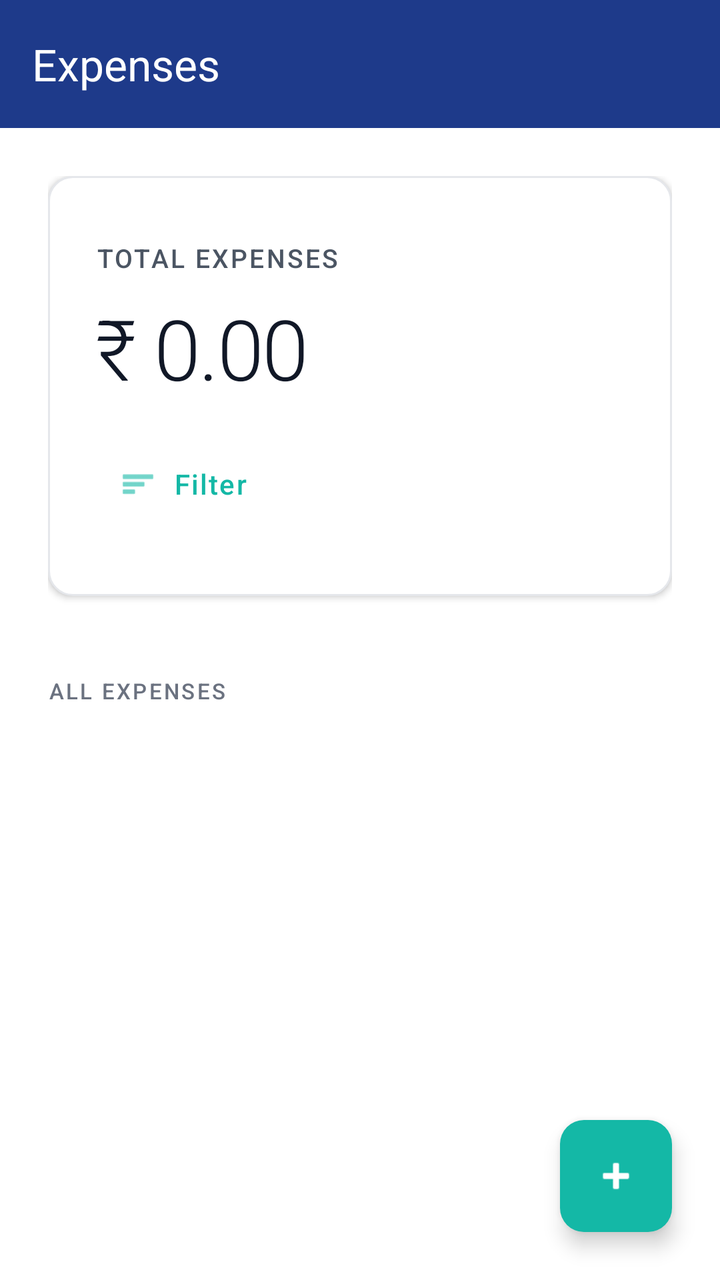
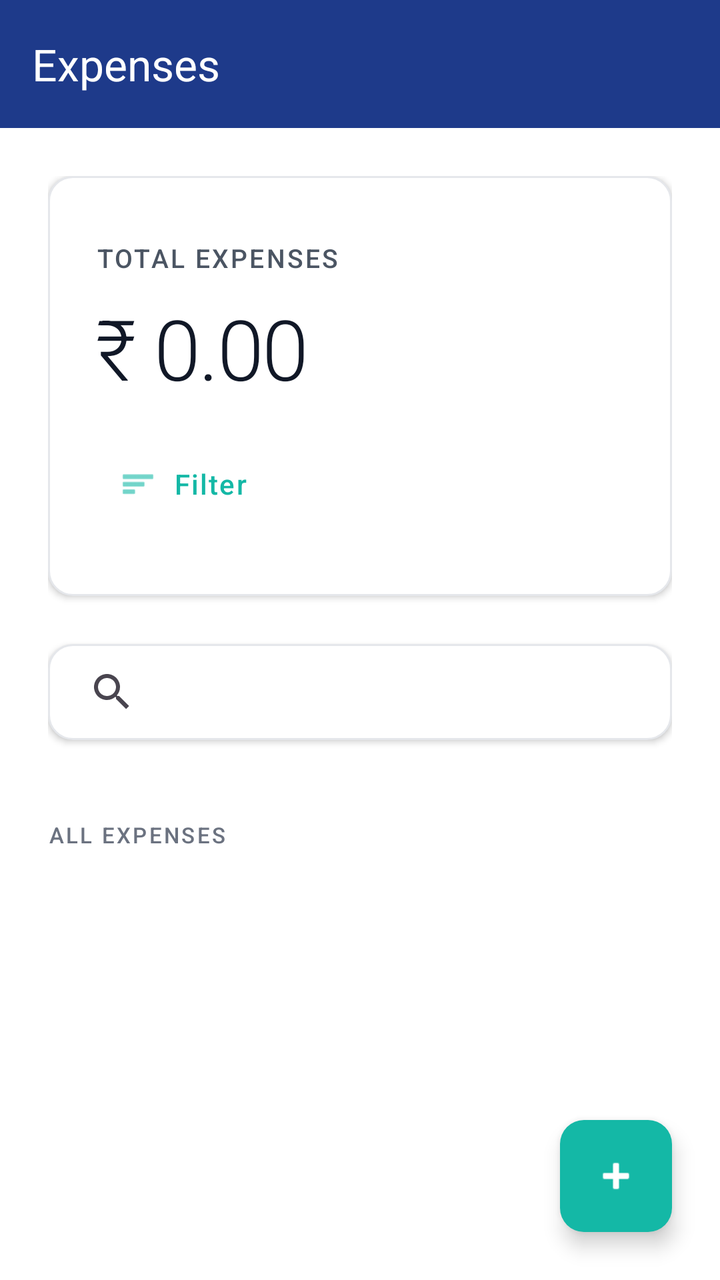

Screens rendered from an Android XML layout before and after an edit, with the pre-edit source and the edit as a unified diff.
<!-- AndroidManifest.xml: application theme Theme.ExpenseTracker.Timeless -->
<!-- res/layout/activity_main.xml -->
<?xml version="1.0" encoding="utf-8"?>
<androidx.coordinatorlayout.widget.CoordinatorLayout xmlns:android="http://schemas.android.com/apk/res/android"
    xmlns:app="http://schemas.android.com/apk/res-auto"
    android:layout_width="match_parent"
    android:layout_height="match_parent"
    android:background="@color/light_background">

    
    <com.google.android.material.appbar.AppBarLayout
        android:id="@+id/appBar"
        android:layout_width="match_parent"
        android:layout_height="wrap_content"
        android:background="@color/navy_primary"
        android:elevation="4dp"
        app:elevation="4dp">

        <com.google.android.material.appbar.MaterialToolbar
            android:id="@+id/toolbar"
            android:layout_width="match_parent"
            android:layout_height="?attr/actionBarSize"
            android:background="@color/navy_primary"
            app:title="Expenses"
            app:titleTextColor="@color/white" />

    </com.google.android.material.appbar.AppBarLayout>

    
    <androidx.core.widget.NestedScrollView
        android:layout_width="match_parent"
        android:layout_height="match_parent"
        android:fillViewport="true"
        android:scrollbars="vertical"
        android:scrollbarStyle="outsideOverlay"
        android:scrollbarThumbVertical="@color/teal_accent"
        android:scrollbarSize="4dp"
        android:fadeScrollbars="false"
        app:layout_behavior="@string/appbar_scrolling_view_behavior">

        <LinearLayout
            android:layout_width="match_parent"
            android:layout_height="wrap_content"
            android:orientation="vertical"
            android:padding="24dp">

            
            <LinearLayout
                android:layout_width="match_parent"
                android:layout_height="wrap_content"
                android:orientation="vertical"
                android:paddingVertical="32dp"
                android:paddingHorizontal="24dp"
                android:background="@drawable/timeless_card_bg"
                android:elevation="2dp">

                <TextView
                    android:layout_width="wrap_content"
                    android:layout_height="wrap_content"
                    android:text="Total Expenses"
                    android:textSize="13sp"
                    android:textColor="@color/timeless_text_secondary"
                    android:letterSpacing="0.08"
                    android:fontFamily="sans-serif-medium"
                    android:textAllCaps="true" />

                <TextView
                    android:id="@+id/tvTotalAmount"
                    android:layout_width="wrap_content"
                    android:layout_height="wrap_content"
                    android:text="₹ 0.00"
                    android:textSize="42sp"
                    android:textColor="@color/timeless_text_primary"
                    android:fontFamily="sans-serif-light"
                    android:letterSpacing="-0.02"
                    android:layout_marginTop="8dp" />

                
                <com.google.android.material.button.MaterialButton
                    android:id="@+id/btnFilter"
                    style="@style/Widget.Material3.Button.TextButton"
                    android:layout_width="wrap_content"
                    android:layout_height="48dp"
                    android:text="Filter"
                    android:textColor="@color/teal_accent"
                    android:textSize="14sp"
                    android:letterSpacing="0.05"
                    android:fontFamily="sans-serif-medium"
                    app:icon="@android:drawable/ic_menu_sort_by_size"
                    app:iconTint="@color/teal_accent"
                    app:iconGravity="start"
                    app:iconPadding="8dp"
                    app:rippleColor="@color/teal_light"
                    android:layout_marginTop="16dp" />

            </LinearLayout>

            
            <TextView
                android:id="@+id/tvExpensesHeader"
                android:layout_width="wrap_content"
                android:layout_height="wrap_content"
                android:text="All Expenses"
                android:textSize="11sp"
                android:textColor="@color/timeless_text_tertiary"
                android:letterSpacing="0.1"
                android:fontFamily="sans-serif-medium"
                android:textAllCaps="true"
                android:layout_marginTop="40dp"
                android:layout_marginBottom="16dp" />

            
            <TextView
                android:id="@+id/tvEmpty"
                android:layout_width="match_parent"
                android:layout_height="wrap_content"
                android:text="No expenses yet"
                android:textSize="15sp"
                android:textColor="@color/timeless_text_tertiary"
                android:fontFamily="sans-serif"
                android:gravity="center"
                android:padding="48dp"
                android:visibility="gone" />

            
            <androidx.recyclerview.widget.RecyclerView
                android:id="@+id/recyclerView"
                android:layout_width="match_parent"
                android:layout_height="wrap_content"
                android:clipToPadding="false"
                android:nestedScrollingEnabled="false"
                android:scrollbars="vertical"
                android:scrollbarStyle="outsideOverlay"
                android:scrollbarThumbVertical="@color/teal_accent"
                android:scrollbarSize="4dp"
                android:fadeScrollbars="false" />

            
            <com.google.android.material.card.MaterialCardView
                android:id="@+id/layoutCategorySummary"
                android:layout_width="match_parent"
                android:layout_height="wrap_content"
                android:layout_marginTop="24dp"
                android:visibility="gone"
                app:cardBackgroundColor="@color/timeless_off_white"
                app:cardCornerRadius="12dp"
                app:cardElevation="0dp"
                app:strokeWidth="0dp">

                <LinearLayout
                    android:layout_width="match_parent"
                    android:layout_height="wrap_content"
                    android:orientation="vertical"
                    android:padding="20dp">

                    <TextView
                        android:layout_width="wrap_content"
                        android:layout_height="wrap_content"
                        android:text="Summary by Category"
                        android:textSize="11sp"
                        android:textColor="@color/timeless_text_tertiary"
                        android:letterSpacing="0.1"
                        android:fontFamily="sans-serif-medium"
                        android:textAllCaps="true"
                        android:layout_marginBottom="16dp" />

                    <androidx.recyclerview.widget.RecyclerView
                        android:id="@+id/rvCategorySummary"
                        android:layout_width="match_parent"
                        android:layout_height="wrap_content"
                        android:nestedScrollingEnabled="false" />

                </LinearLayout>

            </com.google.android.material.card.MaterialCardView>

        </LinearLayout>

    </androidx.core.widget.NestedScrollView>

    
    <com.google.android.material.floatingactionbutton.FloatingActionButton
        android:id="@+id/fabAdd"
        android:layout_width="wrap_content"
        android:layout_height="wrap_content"
        android:layout_gravity="bottom|end"
        android:layout_margin="24dp"
        android:contentDescription="Add Expense"
        android:src="@android:drawable/ic_input_add"
        app:backgroundTint="@color/teal_accent"
        app:tint="@color/white"
        app:elevation="6dp"
        app:borderWidth="0dp" />

</androidx.coordinatorlayout.widget.CoordinatorLayout>
<!-- resources referenced by this layout -->
<resources>
  <color name="light_background">#FFFFFF</color>
  <color name="navy_primary">#1E3A8A</color>
  <color name="teal_accent">#14B8A6</color>
  <color name="teal_light">#5EEAD4</color>
  <color name="timeless_off_white">#F9FAFB</color>
  <color name="timeless_text_primary">#111827</color>
  <color name="timeless_text_secondary">#4B5563</color>
  <color name="timeless_text_tertiary">#6B7280</color>
  <color name="white">#FFFFFFFF</color>
  <!-- drawable timeless_card_bg (drawable) -->
  <?xml version="1.0" encoding="utf-8"?>
  <shape xmlns:android="http://schemas.android.com/apk/res/android">
      <solid android:color="@color/white" />
      <corners android:radius="12dp" />
      <stroke
          android:width="1dp"
          android:color="@color/gray_200" />
  </shape>
  <style name="Theme.ExpenseTracker.Timeless" parent="Theme.Material3.Light.NoActionBar">
          <item name="colorPrimary">@color/timeless_charcoal</item>
          <item name="colorOnPrimary">@color/timeless_white</item>
          <item name="colorSecondary">@color/timeless_gold</item>
          <item name="colorOnSecondary">@color/timeless_white</item>
          <item name="android:colorBackground">@color/timeless_white</item>
          <item name="colorSurface">@color/timeless_white</item>
          <item name="colorOnSurface">@color/timeless_text_primary</item>
          
          
          <item name="android:statusBarColor">@color/timeless_white</item>
          <item name="android:windowLightStatusBar">true</item>
          
          
          <item name="android:navigationBarColor">@color/timeless_white</item>
          <item name="android:windowLightNavigationBar">true</item>
      </style>
  <color name="gray_200">#E5E7EB</color>
  <color name="timeless_charcoal">#111827</color>
  <color name="timeless_white">#FFFFFF</color>
  <color name="timeless_gold">#14B8A6</color>
</resources>

<!-- the commit's change to res/layout/activity_main.xml (unified diff, before → after) -->
@@ -94,6 +94,18 @@
             </LinearLayout>
 
             
+            <androidx.appcompat.widget.SearchView
+                android:id="@+id/searchView"
+                android:layout_width="match_parent"
+                android:layout_height="wrap_content"
+                android:layout_marginTop="24dp"
+                android:background="@drawable/timeless_card_bg"
+                android:elevation="2dp"
+                android:queryHint="Search by Payment Method, UPI App, Bank Name or Description"
+                app:iconifiedByDefault="false"
+                app:queryBackground="@android:color/transparent" />
+
+            
             <TextView
                 android:id="@+id/tvExpensesHeader"
                 android:layout_width="wrap_content"
